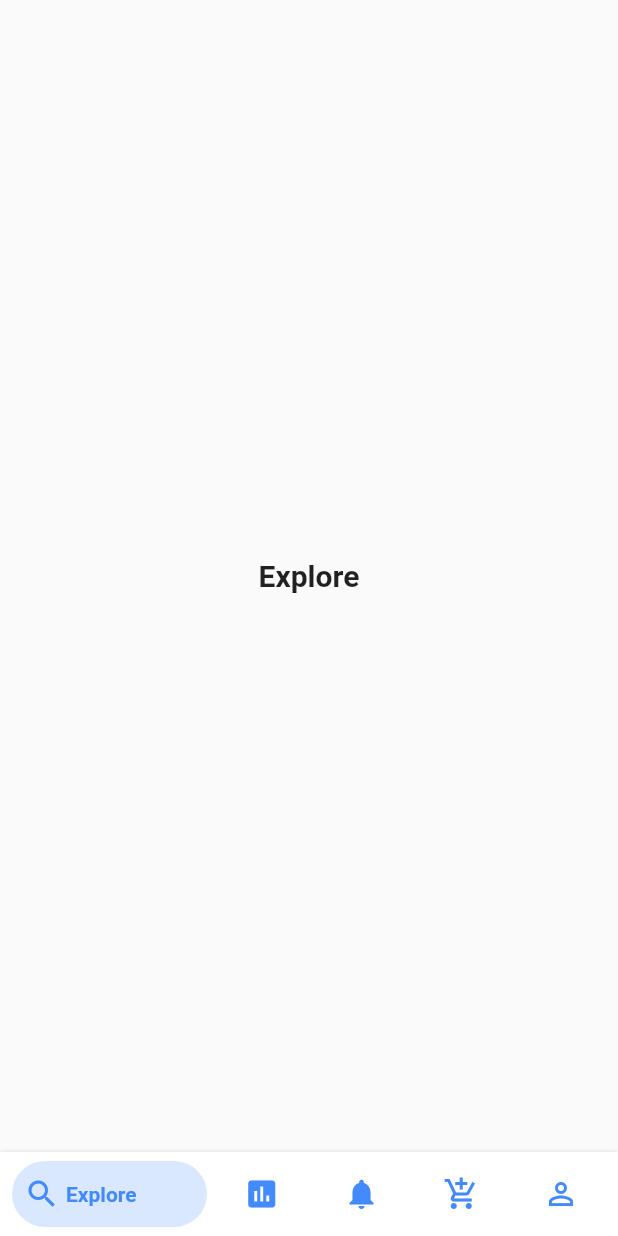
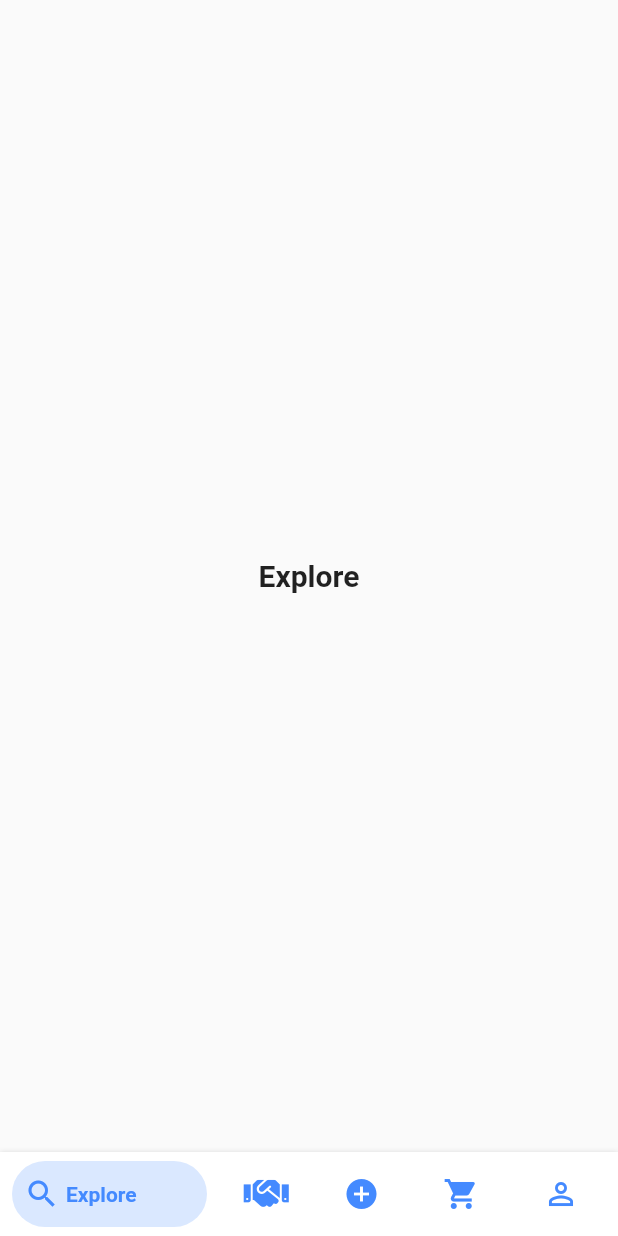
Before and after one commit to adhikari-jagdish/weplay, a Flutter app: the screen it shows after launch, on a phone screen of 412 x 824 dp. Run offline on Flutter 3.47's test engine with Material 2 defaults, Android fonts, the phone set to English and light mode, and no system bars; drawn by our look-alikes of bottom_navy_bar; our stand-ins replace flutter_svg; Roboto replaces fonts that are missing (Rubik).

Commit message:
Profile Screen Design Final

```diff
--- a/lib/utils/CustomStrings.dart
+++ b/lib/utils/CustomStrings.dart
@@ -32,4 +32,10 @@ class CustomStrings {
   static const String MEMBERSINCE_VALUE = "3 May, 2020";
   static const String ADDRESS_TEXT = "Address";
   static const String ADDRESS_VALUE = "Babarmahal";
+
+  static const String FUTSAL = "Futsal";
+  static const String FOOTBALL = "Football";
+  static const String CRICKET = "Cricket";
+  static const String FORWARD = "Forward";
+  static const String FIELDING = "Fielding";
 }
--- a/lib/utils/ImagePaths.dart
+++ b/lib/utils/ImagePaths.dart
@@ -14,6 +14,8 @@ class ImagePaths {
 
   static final String ICON_MAP = "assets/image/icon_map.png";
   static final String ICON_FUTSAL = "assets/image/icon_futsal.png";
+  static final String ICON_FOOTBALL = "assets/image/icon_football.png";
+  static final String ICON_CRICKET = "assets/image/icon_cricket.png";
   static final String ICON_COURT = "assets/image/icon_court.png";
   static final String IMAGE_COMING_SOON = "assets/image/image_coming_soon.png";
 }
--- /dev/null
+++ b/lib/utils/custom_icons.dart
@@ -0,0 +1,29 @@
+/// Flutter icons MyFlutterApp
+/// Copyright (C) 2020 by original authors @ fluttericon.com, fontello.com
+/// This font was generated by FlutterIcon.com, which is derived from Fontello.
+///
+/// To use this font, place it in your fonts/ directory and include the
+/// following in your pubspec.yaml
+///
+/// flutter:
+///   fonts:
+///    - family:  MyFlutterApp
+///      fonts:
+///       - asset: fonts/MyFlutterApp.ttf
+///
+///
+/// * Font Awesome 5, Copyright (C) 2016 by Dave Gandy
+///         Author:    Dave Gandy
+///         License:   SIL (https://github.com/FortAwesome/Font-Awesome/blob/master/LICENSE.txt)
+///         Homepage:  http://fortawesome.github.com/Font-Awesome/
+///
+import 'package:flutter/widgets.dart';
+
+class MyCustomIcons {
+  MyCustomIcons ._();
+
+  static const _kFontFam = 'MyCustomIcons';
+  static const _kFontPkg = null;
+
+  static const IconData handshake = IconData(0xf2b5, fontFamily: _kFontFam, fontPackage: _kFontPkg);
+}
--- a/lib/view/pages/home.dart
+++ b/lib/view/pages/home.dart
@@ -3,6 +3,7 @@ import 'package:flutter/material.dart';
 import 'package:flutter_svg/flutter_svg.dart';
 import 'package:weplay/utils/CustomStrings.dart';
 import 'package:weplay/utils/ImagePaths.dart';
+import 'package:weplay/utils/custom_icons.dart';
 import 'package:weplay/view/pages/cart.dart';
 import 'package:weplay/view/pages/explore.dart';
 import 'package:weplay/view/pages/profile.dart';
@@ -77,15 +78,15 @@ class _HomeState extends State<Home> {
             activeColor: Colors.blueAccent,
           ),
           BottomNavyBarItem(
-              icon: Icon(Icons.assessment),
+              icon: Icon(MyCustomIcons.handshake),
               title: Text(CustomStrings.TITLE_UNITY),
               activeColor: Colors.blueAccent),
           BottomNavyBarItem(
-              icon: Icon(Icons.notifications),
+              icon: Icon(Icons.add_circle),
               title: Text(CustomStrings.TITLE_WEPLAY),
               activeColor: Colors.blueAccent),
           BottomNavyBarItem(
-              icon: Icon(Icons.add_shopping_cart),
+              icon: Icon(Icons.shopping_cart),
               title: Text(CustomStrings.TITLE_CART),
               activeColor: Colors.blueAccent),
           BottomNavyBarItem(
--- a/pubspec.yaml
+++ b/pubspec.yaml
@@ -67,6 +67,10 @@ flutter:
     - family: Schyler
       fonts:
         - asset: fonts/Rubik-Regular.ttf
+
+    - family: MyCustomIcons
+      fonts:
+        - asset: fonts/palsIcon.ttf
   #       - asset: fonts/Schyler-Italic.ttf
   #         style: italic
   #   - family: Trajan Pro
```
Also changed, not shown: lib/view/pages/profile.dart (+27 -23 lines), lib/view/widgets/bookings.dart (+19 -12 lines), lib/view/widgets/gamesList.dart (+10 -9 lines), assets/image/icon_cricket.png (added), assets/image/icon_football.png (added), fonts/palsIcon.ttf (added), 1 other file.
